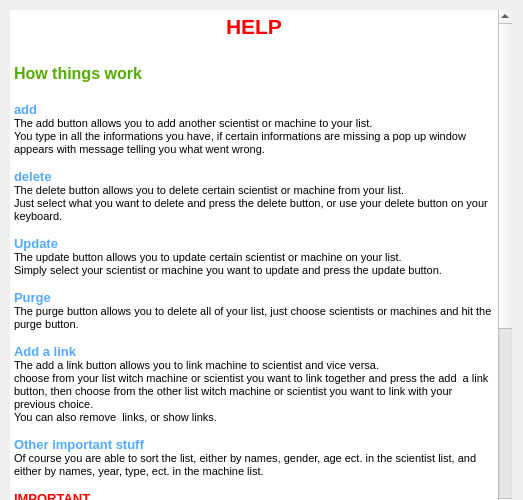
editomars/VLN1_h22, file vika3/dialogues/help.ui: the form before one commit.
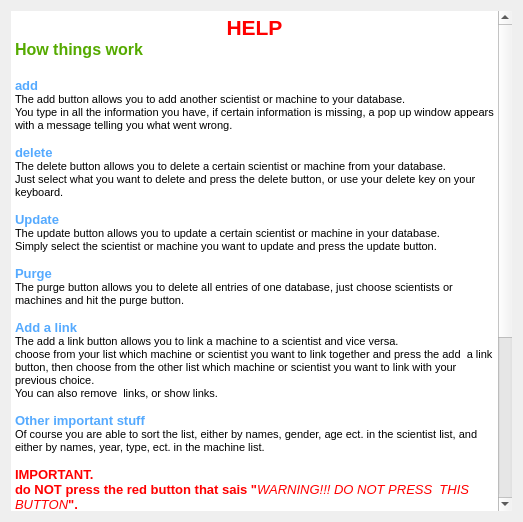
The form after the commit. Icons and pictures are not drawn.

Commit message: fix for help menu

```diff
--- a/vika3/dialogues/help.ui
+++ b/vika3/dialogues/help.ui
@@ -21,15 +21,8 @@
   <property name="modal">
    <bool>false</bool>
   </property>
-  <widget class="QWidget" name="verticalLayoutWidget">
-   <property name="geometry">
-    <rect>
-     <x>10</x>
-     <y>10</y>
-     <width>502</width>
-     <height>502</height>
-    </rect>
-   </property>
+  <layout class="QGridLayout" name="gridLayout">
+   <item row="0" column="0">
    <layout class="QVBoxLayout" name="verticalLayout_2">
     <property name="sizeConstraint">
      <enum>QLayout::SetNoConstraint</enum>
@@ -67,56 +60,56 @@
        <string>&lt;!DOCTYPE HTML PUBLIC &quot;-//W3C//DTD HTML 4.0//EN&quot; &quot;http://www.w3.org/TR/REC-html40/strict.dtd&quot;&gt;
 &lt;html&gt;&lt;head&gt;&lt;meta name=&quot;qrichtext&quot; content=&quot;1&quot; /&gt;&lt;style type=&quot;text/css&quot;&gt;
 p, li { white-space: pre-wrap; }
-&lt;/style&gt;&lt;/head&gt;&lt;body style=&quot; font-family:'MS Shell Dlg 2'; font-size:8.25pt; font-weight:400; font-style:normal;&quot;&gt;
-&lt;p align=&quot;center&quot; style=&quot; margin-top:0px; margin-bottom:0px; margin-left:0px; margin-right:0px; -qt-block-indent:0; text-indent:0px;&quot;&gt;&lt;span style=&quot; font-size:16pt; font-weight:600; color:#ff0000;&quot;&gt;HELP&lt;/span&gt;&lt;/p&gt;
-&lt;p align=&quot;center&quot; style=&quot;-qt-paragraph-type:empty; margin-top:0px; margin-bottom:0px; margin-left:0px; margin-right:0px; -qt-block-indent:0; text-indent:0px; font-size:16pt; font-weight:600; color:#ff0000;&quot;&gt;&lt;br /&gt;&lt;/p&gt;
-&lt;p style=&quot; margin-top:0px; margin-bottom:0px; margin-left:0px; margin-right:0px; -qt-block-indent:0; text-indent:0px;&quot;&gt;&lt;span style=&quot; font-size:12pt; font-weight:600; color:#55aa00;&quot;&gt;How things work&lt;/span&gt;&lt;/p&gt;
-&lt;p style=&quot;-qt-paragraph-type:empty; margin-top:0px; margin-bottom:0px; margin-left:0px; margin-right:0px; -qt-block-indent:0; text-indent:0px; font-size:12pt; font-weight:600; color:#55aa00;&quot;&gt;&lt;br /&gt;&lt;/p&gt;
-&lt;p style=&quot; margin-top:0px; margin-bottom:0px; margin-left:0px; margin-right:0px; -qt-block-indent:0; text-indent:0px;&quot;&gt;&lt;span style=&quot; font-size:10pt; font-weight:600; color:#55aaff;&quot;&gt;add&lt;/span&gt;&lt;/p&gt;
-&lt;p style=&quot; margin-top:0px; margin-bottom:0px; margin-left:0px; margin-right:0px; -qt-block-indent:0; text-indent:0px;&quot;&gt;&lt;span style=&quot; font-size:8pt; color:#000000;&quot;&gt;The add button allows you to add another scientist or machine to your list. &lt;/span&gt;&lt;/p&gt;
-&lt;p style=&quot; margin-top:0px; margin-bottom:0px; margin-left:0px; margin-right:0px; -qt-block-indent:0; text-indent:0px;&quot;&gt;&lt;span style=&quot; font-size:8pt; color:#000000;&quot;&gt;You type in all the informations you have, if certain informations are missing a pop up window appears with message telling you what went wrong.&lt;/span&gt;&lt;/p&gt;
-&lt;p style=&quot;-qt-paragraph-type:empty; margin-top:0px; margin-bottom:0px; margin-left:0px; margin-right:0px; -qt-block-indent:0; text-indent:0px; font-size:8pt; color:#000000;&quot;&gt;&lt;br /&gt;&lt;/p&gt;
-&lt;p style=&quot; margin-top:0px; margin-bottom:0px; margin-left:0px; margin-right:0px; -qt-block-indent:0; text-indent:0px;&quot;&gt;&lt;span style=&quot; font-size:10pt; font-weight:600; color:#55aaff;&quot;&gt;delete&lt;/span&gt;&lt;/p&gt;
-&lt;p style=&quot; margin-top:0px; margin-bottom:0px; margin-left:0px; margin-right:0px; -qt-block-indent:0; text-indent:0px;&quot;&gt;&lt;span style=&quot; font-size:8pt; color:#000000;&quot;&gt;The delete button allows you to delete certain scientist or machine from your list.&lt;/span&gt;&lt;/p&gt;
-&lt;p style=&quot; margin-top:0px; margin-bottom:0px; margin-left:0px; margin-right:0px; -qt-block-indent:0; text-indent:0px;&quot;&gt;&lt;span style=&quot; font-size:8pt; color:#000000;&quot;&gt;Just select what you want to delete and press the delete button, or use your delete button on your keyboard.&lt;/span&gt;&lt;/p&gt;
-&lt;p style=&quot;-qt-paragraph-type:empty; margin-top:0px; margin-bottom:0px; margin-left:0px; margin-right:0px; -qt-block-indent:0; text-indent:0px; font-size:8pt; color:#000000;&quot;&gt;&lt;br /&gt;&lt;/p&gt;
-&lt;p style=&quot; margin-top:0px; margin-bottom:0px; margin-left:0px; margin-right:0px; -qt-block-indent:0; text-indent:0px;&quot;&gt;&lt;span style=&quot; font-size:10pt; font-weight:600; color:#55aaff;&quot;&gt;Update&lt;/span&gt;&lt;/p&gt;
-&lt;p style=&quot; margin-top:0px; margin-bottom:0px; margin-left:0px; margin-right:0px; -qt-block-indent:0; text-indent:0px;&quot;&gt;&lt;span style=&quot; font-size:8pt; color:#000000;&quot;&gt;The update button allows you to update certain scientist or machine on your list.&lt;/span&gt;&lt;/p&gt;
-&lt;p style=&quot; margin-top:0px; margin-bottom:0px; margin-left:0px; margin-right:0px; -qt-block-indent:0; text-indent:0px;&quot;&gt;&lt;span style=&quot; font-size:8pt; color:#000000;&quot;&gt;Simply select your scientist or machine you want to update and press the update button.&lt;/span&gt;&lt;/p&gt;
-&lt;p style=&quot;-qt-paragraph-type:empty; margin-top:0px; margin-bottom:0px; margin-left:0px; margin-right:0px; -qt-block-indent:0; text-indent:0px; font-size:8pt; color:#000000;&quot;&gt;&lt;br /&gt;&lt;/p&gt;
-&lt;p style=&quot; margin-top:0px; margin-bottom:0px; margin-left:0px; margin-right:0px; -qt-block-indent:0; text-indent:0px;&quot;&gt;&lt;span style=&quot; font-size:10pt; font-weight:600; color:#55aaff;&quot;&gt;Purge&lt;/span&gt;&lt;/p&gt;
-&lt;p style=&quot; margin-top:0px; margin-bottom:0px; margin-left:0px; margin-right:0px; -qt-block-indent:0; text-indent:0px;&quot;&gt;&lt;span style=&quot; font-size:8pt; color:#000000;&quot;&gt;The purge button allows you to delete all of your list, just choose scientists or machines and hit the purge button.&lt;/span&gt;&lt;/p&gt;
-&lt;p style=&quot;-qt-paragraph-type:empty; margin-top:0px; margin-bottom:0px; margin-left:0px; margin-right:0px; -qt-block-indent:0; text-indent:0px; font-size:8pt; color:#000000;&quot;&gt;&lt;br /&gt;&lt;/p&gt;
-&lt;p style=&quot; margin-top:0px; margin-bottom:0px; margin-left:0px; margin-right:0px; -qt-block-indent:0; text-indent:0px;&quot;&gt;&lt;span style=&quot; font-size:10pt; font-weight:600; color:#55aaff;&quot;&gt;Add a link&lt;/span&gt;&lt;/p&gt;
-&lt;p style=&quot; margin-top:0px; margin-bottom:0px; margin-left:0px; margin-right:0px; -qt-block-indent:0; text-indent:0px;&quot;&gt;&lt;span style=&quot; font-size:8pt; color:#000000;&quot;&gt;The add a link button allows you to link machine to scientist and vice versa.&lt;/span&gt;&lt;/p&gt;
-&lt;p style=&quot; margin-top:0px; margin-bottom:0px; margin-left:0px; margin-right:0px; -qt-block-indent:0; text-indent:0px;&quot;&gt;&lt;span style=&quot; font-size:8pt; color:#000000;&quot;&gt;choose from your list witch machine or scientist you want to link together and press the add  a link button, then choose from the other list witch machine or scientist you want to link with your previous choice.&lt;/span&gt;&lt;/p&gt;
-&lt;p style=&quot; margin-top:0px; margin-bottom:0px; margin-left:0px; margin-right:0px; -qt-block-indent:0; text-indent:0px;&quot;&gt;&lt;span style=&quot; font-size:8pt; color:#000000;&quot;&gt;You can also remove  links, or show links.&lt;/span&gt;&lt;/p&gt;
-&lt;p style=&quot;-qt-paragraph-type:empty; margin-top:0px; margin-bottom:0px; margin-left:0px; margin-right:0px; -qt-block-indent:0; text-indent:0px; font-size:8pt; color:#000000;&quot;&gt;&lt;br /&gt;&lt;/p&gt;
-&lt;p style=&quot; margin-top:0px; margin-bottom:0px; margin-left:0px; margin-right:0px; -qt-block-indent:0; text-indent:0px;&quot;&gt;&lt;span style=&quot; font-size:10pt; font-weight:600; color:#55aaff;&quot;&gt;Other important stuff&lt;/span&gt;&lt;/p&gt;
-&lt;p style=&quot; margin-top:0px; margin-bottom:0px; margin-left:0px; margin-right:0px; -qt-block-indent:0; text-indent:0px;&quot;&gt;&lt;span style=&quot; font-size:8pt; color:#000000;&quot;&gt;Of course you are able to sort the list, either by names, gender, age ect. in the scientist list, and either by names, year, type, ect. in the machine list.&lt;/span&gt;&lt;/p&gt;
-&lt;p style=&quot;-qt-paragraph-type:empty; margin-top:0px; margin-bottom:0px; margin-left:0px; margin-right:0px; -qt-block-indent:0; text-indent:0px; font-size:8pt; color:#000000;&quot;&gt;&lt;br /&gt;&lt;/p&gt;
-&lt;p style=&quot; margin-top:0px; margin-bottom:0px; margin-left:0px; margin-right:0px; -qt-block-indent:0; text-indent:0px;&quot;&gt;&lt;span style=&quot; font-size:10pt; font-weight:600; color:#ff0000;&quot;&gt;IMPORTANT.&lt;/span&gt;&lt;/p&gt;
-&lt;p style=&quot; margin-top:0px; margin-bottom:0px; margin-left:0px; margin-right:0px; -qt-block-indent:0; text-indent:0px;&quot;&gt;&lt;span style=&quot; font-size:10pt; font-weight:600; color:#ff0000;&quot;&gt;do NOT press the red button that sais &amp;quot;&lt;/span&gt;&lt;span style=&quot; font-size:10pt; font-style:italic; color:#ff0000;&quot;&gt;WARNING!!! DO NOT PRESS  THIS BUTTON&lt;/span&gt;&lt;span style=&quot; font-size:10pt; font-weight:600; color:#ff0000;&quot;&gt;&amp;quot;. &lt;br /&gt;&lt;/span&gt;&lt;span style=&quot; font-size:10pt; color:#ff0000;&quot;&gt;If you really want to press it, do it. But we warned you. You can not press charges because of your own curiosity.&lt;/span&gt;&lt;/p&gt;
-&lt;p style=&quot;-qt-paragraph-type:empty; margin-top:0px; margin-bottom:0px; margin-left:0px; margin-right:0px; -qt-block-indent:0; text-indent:0px; font-size:10pt; color:#ff0000;&quot;&gt;&lt;br /&gt;&lt;/p&gt;
-&lt;p style=&quot; margin-top:0px; margin-bottom:0px; margin-left:0px; margin-right:0px; -qt-block-indent:0; text-indent:0px;&quot;&gt;&lt;span style=&quot; font-size:12pt; font-weight:600; color:#55aa7f;&quot;&gt;Keyboard Shortcuts&lt;/span&gt;&lt;/p&gt;
-&lt;p style=&quot;-qt-paragraph-type:empty; margin-top:0px; margin-bottom:0px; margin-left:0px; margin-right:0px; -qt-block-indent:0; text-indent:0px;&quot;&gt;&lt;br /&gt;&lt;/p&gt;
-&lt;p style=&quot; margin-top:0px; margin-bottom:0px; margin-left:0px; margin-right:0px; -qt-block-indent:0; text-indent:0px;&quot;&gt;&lt;span style=&quot; font-size:10pt; color:#55aaff;&quot;&gt;Esc    &lt;/span&gt;&lt;span style=&quot; font-size:10pt; color:#000000;&quot;&gt;        : quit program&lt;/span&gt;&lt;/p&gt;
-&lt;p style=&quot; margin-top:0px; margin-bottom:0px; margin-left:0px; margin-right:0px; -qt-block-indent:0; text-indent:0px;&quot;&gt;&lt;span style=&quot; font-size:10pt; color:#55aaff;&quot;&gt;f5              &lt;/span&gt;&lt;span style=&quot; font-size:10pt; color:#000000;&quot;&gt;: refresh&lt;/span&gt;&lt;/p&gt;
-&lt;p style=&quot; margin-top:0px; margin-bottom:0px; margin-left:0px; margin-right:0px; -qt-block-indent:0; text-indent:0px;&quot;&gt;&lt;span style=&quot; font-size:10pt; color:#55aaff;&quot;&gt;Delete&lt;/span&gt;&lt;span style=&quot; font-size:10pt; color:#000000;&quot;&gt;        : delete&lt;/span&gt;&lt;/p&gt;
-&lt;p style=&quot; margin-top:0px; margin-bottom:0px; margin-left:0px; margin-right:0px; -qt-block-indent:0; text-indent:0px;&quot;&gt;&lt;span style=&quot; font-size:10pt; color:#55aaff;&quot;&gt;ctrl + L&lt;/span&gt;&lt;span style=&quot; font-size:10pt;&quot;&gt;       :  add a link&lt;/span&gt;&lt;/p&gt;
-&lt;p style=&quot; margin-top:0px; margin-bottom:0px; margin-left:0px; margin-right:0px; -qt-block-indent:0; text-indent:0px;&quot;&gt;&lt;span style=&quot; font-size:10pt; color:#55aaff;&quot;&gt;ctrl + S&lt;/span&gt;&lt;span style=&quot; font-size:10pt;&quot;&gt;       :  show links&lt;/span&gt;&lt;/p&gt;
-&lt;p style=&quot; margin-top:0px; margin-bottom:0px; margin-left:0px; margin-right:0px; -qt-block-indent:0; text-indent:0px;&quot;&gt;&lt;span style=&quot; font-size:10pt; color:#55aaff;&quot;&gt;ctrl + R       &lt;/span&gt;&lt;span style=&quot; font-size:10pt;&quot;&gt;:  remove link&lt;/span&gt;&lt;/p&gt;
-&lt;p style=&quot; margin-top:0px; margin-bottom:0px; margin-left:0px; margin-right:0px; -qt-block-indent:0; text-indent:0px;&quot;&gt;&lt;span style=&quot; font-size:10pt; color:#55aaff;&quot;&gt;left arrow&lt;/span&gt;&lt;span style=&quot; font-size:10pt;&quot;&gt;    : go to the right tab&lt;/span&gt;&lt;/p&gt;
-&lt;p style=&quot; margin-top:0px; margin-bottom:0px; margin-left:0px; margin-right:0px; -qt-block-indent:0; text-indent:0px;&quot;&gt;&lt;span style=&quot; font-size:10pt; color:#55aaff;&quot;&gt;right arrow&lt;/span&gt;&lt;span style=&quot; font-size:10pt;&quot;&gt;  : go to the  left tab&lt;/span&gt;&lt;/p&gt;
-&lt;p style=&quot;-qt-paragraph-type:empty; margin-top:0px; margin-bottom:0px; margin-left:0px; margin-right:0px; -qt-block-indent:0; text-indent:0px; font-size:10pt; font-weight:600; color:#55aa7f;&quot;&gt;&lt;br /&gt;&lt;/p&gt;
-&lt;p style=&quot;-qt-paragraph-type:empty; margin-top:0px; margin-bottom:0px; margin-left:0px; margin-right:0px; -qt-block-indent:0; text-indent:0px; font-size:8pt; color:#000000;&quot;&gt;&lt;br /&gt;&lt;/p&gt;
-&lt;p style=&quot;-qt-paragraph-type:empty; margin-top:0px; margin-bottom:0px; margin-left:0px; margin-right:0px; -qt-block-indent:0; text-indent:0px; font-size:8pt; color:#000000;&quot;&gt;&lt;br /&gt;&lt;/p&gt;
-&lt;p style=&quot;-qt-paragraph-type:empty; margin-top:0px; margin-bottom:0px; margin-left:0px; margin-right:0px; -qt-block-indent:0; text-indent:0px; font-size:8pt; color:#000000;&quot;&gt;&lt;br /&gt;&lt;/p&gt;&lt;/body&gt;&lt;/html&gt;</string>
+&lt;/style&gt;&lt;/head&gt;&lt;body style=&quot; font-family:'.SF NS Text'; font-size:13pt; font-weight:400; font-style:normal;&quot;&gt;
+&lt;p align=&quot;center&quot; style=&quot; margin-top:0px; margin-bottom:0px; margin-left:0px; margin-right:0px; -qt-block-indent:0; text-indent:0px;&quot;&gt;&lt;span style=&quot; font-family:'MS Shell Dlg 2'; font-size:16pt; font-weight:600; color:#ff0000;&quot;&gt;HELP&lt;/span&gt;&lt;/p&gt;
+&lt;p style=&quot; margin-top:0px; margin-bottom:0px; margin-left:0px; margin-right:0px; -qt-block-indent:0; text-indent:0px;&quot;&gt;&lt;span style=&quot; font-family:'MS Shell Dlg 2'; font-size:12pt; font-weight:600; color:#55aa00;&quot;&gt;How things work&lt;/span&gt;&lt;/p&gt;
+&lt;p style=&quot;-qt-paragraph-type:empty; margin-top:0px; margin-bottom:0px; margin-left:0px; margin-right:0px; -qt-block-indent:0; text-indent:0px; font-family:'MS Shell Dlg 2'; font-size:12pt; font-weight:600; color:#55aa00;&quot;&gt;&lt;br /&gt;&lt;/p&gt;
+&lt;p style=&quot; margin-top:0px; margin-bottom:0px; margin-left:0px; margin-right:0px; -qt-block-indent:0; text-indent:0px;&quot;&gt;&lt;span style=&quot; font-family:'MS Shell Dlg 2'; font-size:10pt; font-weight:600; color:#55aaff;&quot;&gt;add&lt;/span&gt;&lt;/p&gt;
+&lt;p style=&quot; margin-top:0px; margin-bottom:0px; margin-left:0px; margin-right:0px; -qt-block-indent:0; text-indent:0px;&quot;&gt;&lt;span style=&quot; font-family:'MS Shell Dlg 2'; font-size:8pt; color:#000000;&quot;&gt;The add button allows you to add another scientist or machine to your database.&lt;/span&gt;&lt;/p&gt;
+&lt;p style=&quot; margin-top:0px; margin-bottom:0px; margin-left:0px; margin-right:0px; -qt-block-indent:0; text-indent:0px;&quot;&gt;&lt;span style=&quot; font-family:'MS Shell Dlg 2'; font-size:8pt; color:#000000;&quot;&gt;You type in all the information you have, if certain information is missing, a pop up window appears with a message telling you what went wrong.&lt;/span&gt;&lt;/p&gt;
+&lt;p style=&quot;-qt-paragraph-type:empty; margin-top:0px; margin-bottom:0px; margin-left:0px; margin-right:0px; -qt-block-indent:0; text-indent:0px; font-family:'MS Shell Dlg 2'; font-size:8pt; color:#000000;&quot;&gt;&lt;br /&gt;&lt;/p&gt;
+&lt;p style=&quot; margin-top:0px; margin-bottom:0px; margin-left:0px; margin-right:0px; -qt-block-indent:0; text-indent:0px;&quot;&gt;&lt;span style=&quot; font-family:'MS Shell Dlg 2'; font-size:10pt; font-weight:600; color:#55aaff;&quot;&gt;delete&lt;/span&gt;&lt;/p&gt;
+&lt;p style=&quot; margin-top:0px; margin-bottom:0px; margin-left:0px; margin-right:0px; -qt-block-indent:0; text-indent:0px;&quot;&gt;&lt;span style=&quot; font-family:'MS Shell Dlg 2'; font-size:8pt; color:#000000;&quot;&gt;The delete button allows you to delete a certain scientist or machine from your database.&lt;/span&gt;&lt;/p&gt;
+&lt;p style=&quot; margin-top:0px; margin-bottom:0px; margin-left:0px; margin-right:0px; -qt-block-indent:0; text-indent:0px;&quot;&gt;&lt;span style=&quot; font-family:'MS Shell Dlg 2'; font-size:8pt; color:#000000;&quot;&gt;Just select what you want to delete and press the delete button, or use your delete key on your keyboard.&lt;/span&gt;&lt;/p&gt;
+&lt;p style=&quot;-qt-paragraph-type:empty; margin-top:0px; margin-bottom:0px; margin-left:0px; margin-right:0px; -qt-block-indent:0; text-indent:0px; font-family:'MS Shell Dlg 2'; font-size:8pt; color:#000000;&quot;&gt;&lt;br /&gt;&lt;/p&gt;
+&lt;p style=&quot; margin-top:0px; margin-bottom:0px; margin-left:0px; margin-right:0px; -qt-block-indent:0; text-indent:0px;&quot;&gt;&lt;span style=&quot; font-family:'MS Shell Dlg 2'; font-size:10pt; font-weight:600; color:#55aaff;&quot;&gt;Update&lt;/span&gt;&lt;/p&gt;
+&lt;p style=&quot; margin-top:0px; margin-bottom:0px; margin-left:0px; margin-right:0px; -qt-block-indent:0; text-indent:0px;&quot;&gt;&lt;span style=&quot; font-family:'MS Shell Dlg 2'; font-size:8pt; color:#000000;&quot;&gt;The update button allows you to update a certain scientist or machine in your database.&lt;/span&gt;&lt;/p&gt;
+&lt;p style=&quot; margin-top:0px; margin-bottom:0px; margin-left:0px; margin-right:0px; -qt-block-indent:0; text-indent:0px;&quot;&gt;&lt;span style=&quot; font-family:'MS Shell Dlg 2'; font-size:8pt; color:#000000;&quot;&gt;Simply select the scientist or machine you want to update and press the update button.&lt;/span&gt;&lt;/p&gt;
+&lt;p style=&quot;-qt-paragraph-type:empty; margin-top:0px; margin-bottom:0px; margin-left:0px; margin-right:0px; -qt-block-indent:0; text-indent:0px; font-family:'MS Shell Dlg 2'; font-size:8pt; color:#000000;&quot;&gt;&lt;br /&gt;&lt;/p&gt;
+&lt;p style=&quot; margin-top:0px; margin-bottom:0px; margin-left:0px; margin-right:0px; -qt-block-indent:0; text-indent:0px;&quot;&gt;&lt;span style=&quot; font-family:'MS Shell Dlg 2'; font-size:10pt; font-weight:600; color:#55aaff;&quot;&gt;Purge&lt;/span&gt;&lt;/p&gt;
+&lt;p style=&quot; margin-top:0px; margin-bottom:0px; margin-left:0px; margin-right:0px; -qt-block-indent:0; text-indent:0px;&quot;&gt;&lt;span style=&quot; font-family:'MS Shell Dlg 2'; font-size:8pt; color:#000000;&quot;&gt;The purge button allows you to delete all entries of one database, just choose scientists or machines and hit the purge button.&lt;/span&gt;&lt;/p&gt;
+&lt;p style=&quot;-qt-paragraph-type:empty; margin-top:0px; margin-bottom:0px; margin-left:0px; margin-right:0px; -qt-block-indent:0; text-indent:0px; font-family:'MS Shell Dlg 2'; font-size:8pt; color:#000000;&quot;&gt;&lt;br /&gt;&lt;/p&gt;
+&lt;p style=&quot; margin-top:0px; margin-bottom:0px; margin-left:0px; margin-right:0px; -qt-block-indent:0; text-indent:0px;&quot;&gt;&lt;span style=&quot; font-family:'MS Shell Dlg 2'; font-size:10pt; font-weight:600; color:#55aaff;&quot;&gt;Add a link&lt;/span&gt;&lt;/p&gt;
+&lt;p style=&quot; margin-top:0px; margin-bottom:0px; margin-left:0px; margin-right:0px; -qt-block-indent:0; text-indent:0px;&quot;&gt;&lt;span style=&quot; font-family:'MS Shell Dlg 2'; font-size:8pt; color:#000000;&quot;&gt;The add a link button allows you to link a machine to a scientist and vice versa.&lt;/span&gt;&lt;/p&gt;
+&lt;p style=&quot; margin-top:0px; margin-bottom:0px; margin-left:0px; margin-right:0px; -qt-block-indent:0; text-indent:0px;&quot;&gt;&lt;span style=&quot; font-family:'MS Shell Dlg 2'; font-size:8pt; color:#000000;&quot;&gt;choose from your list which machine or scientist you want to link together and press the add  a link button, then choose from the other list which machine or scientist you want to link with your previous choice.&lt;/span&gt;&lt;/p&gt;
+&lt;p style=&quot; margin-top:0px; margin-bottom:0px; margin-left:0px; margin-right:0px; -qt-block-indent:0; text-indent:0px;&quot;&gt;&lt;span style=&quot; font-family:'MS Shell Dlg 2'; font-size:8pt; color:#000000;&quot;&gt;You can also remove  links, or show links.&lt;/span&gt;&lt;/p&gt;
+&lt;p style=&quot;-qt-paragraph-type:empty; margin-top:0px; margin-bottom:0px; margin-left:0px; margin-right:0px; -qt-block-indent:0; text-indent:0px; font-family:'MS Shell Dlg 2'; font-size:8pt; color:#000000;&quot;&gt;&lt;br /&gt;&lt;/p&gt;
+&lt;p style=&quot; margin-top:0px; margin-bottom:0px; margin-left:0px; margin-right:0px; -qt-block-indent:0; text-indent:0px;&quot;&gt;&lt;span style=&quot; font-family:'MS Shell Dlg 2'; font-size:10pt; font-weight:600; color:#55aaff;&quot;&gt;Other important stuff&lt;/span&gt;&lt;/p&gt;
+&lt;p style=&quot; margin-top:0px; margin-bottom:0px; margin-left:0px; margin-right:0px; -qt-block-indent:0; text-indent:0px;&quot;&gt;&lt;span style=&quot; font-family:'MS Shell Dlg 2'; font-size:8pt; color:#000000;&quot;&gt;Of course you are able to sort the list, either by names, gender, age ect. in the scientist list, and either by names, year, type, ect. in the machine list.&lt;/span&gt;&lt;/p&gt;
+&lt;p style=&quot;-qt-paragraph-type:empty; margin-top:0px; margin-bottom:0px; margin-left:0px; margin-right:0px; -qt-block-indent:0; text-indent:0px; font-family:'MS Shell Dlg 2'; font-size:8pt; color:#000000;&quot;&gt;&lt;br /&gt;&lt;/p&gt;
+&lt;p style=&quot; margin-top:0px; margin-bottom:0px; margin-left:0px; margin-right:0px; -qt-block-indent:0; text-indent:0px;&quot;&gt;&lt;span style=&quot; font-family:'MS Shell Dlg 2'; font-size:10pt; font-weight:600; color:#ff0000;&quot;&gt;IMPORTANT.&lt;/span&gt;&lt;/p&gt;
+&lt;p style=&quot; margin-top:0px; margin-bottom:0px; margin-left:0px; margin-right:0px; -qt-block-indent:0; text-indent:0px;&quot;&gt;&lt;span style=&quot; font-family:'MS Shell Dlg 2'; font-size:10pt; font-weight:600; color:#ff0000;&quot;&gt;do NOT press the red button that sais &amp;quot;&lt;/span&gt;&lt;span style=&quot; font-family:'MS Shell Dlg 2'; font-size:10pt; font-style:italic; color:#ff0000;&quot;&gt;WARNING!!! DO NOT PRESS  THIS BUTTON&lt;/span&gt;&lt;span style=&quot; font-family:'MS Shell Dlg 2'; font-size:10pt; font-weight:600; color:#ff0000;&quot;&gt;&amp;quot;. &lt;br /&gt;&lt;/span&gt;&lt;span style=&quot; font-family:'MS Shell Dlg 2'; font-size:10pt; color:#ff0000;&quot;&gt;If you really want to press it, do it. But we warned you. You can not press charges because of your own curiosity.&lt;/span&gt;&lt;/p&gt;
+&lt;p style=&quot;-qt-paragraph-type:empty; margin-top:0px; margin-bottom:0px; margin-left:0px; margin-right:0px; -qt-block-indent:0; text-indent:0px; font-family:'MS Shell Dlg 2'; font-size:10pt; color:#ff0000;&quot;&gt;&lt;br /&gt;&lt;/p&gt;
+&lt;p style=&quot; margin-top:0px; margin-bottom:0px; margin-left:0px; margin-right:0px; -qt-block-indent:0; text-indent:0px;&quot;&gt;&lt;span style=&quot; font-family:'MS Shell Dlg 2'; font-size:12pt; font-weight:600; color:#55aa7f;&quot;&gt;Keyboard Shortcuts&lt;/span&gt;&lt;/p&gt;
+&lt;p style=&quot;-qt-paragraph-type:empty; margin-top:0px; margin-bottom:0px; margin-left:0px; margin-right:0px; -qt-block-indent:0; text-indent:0px; font-family:'MS Shell Dlg 2'; font-size:8.25pt;&quot;&gt;&lt;br /&gt;&lt;/p&gt;
+&lt;p style=&quot; margin-top:0px; margin-bottom:0px; margin-left:0px; margin-right:0px; -qt-block-indent:0; text-indent:0px;&quot;&gt;&lt;span style=&quot; font-family:'MS Shell Dlg 2'; font-size:10pt; color:#55aaff;&quot;&gt;Esc	:&lt;/span&gt;&lt;span style=&quot; font-family:'MS Shell Dlg 2'; font-size:10pt; color:#000000;&quot;&gt;quit program&lt;/span&gt;&lt;/p&gt;
+&lt;p style=&quot; margin-top:0px; margin-bottom:0px; margin-left:0px; margin-right:0px; -qt-block-indent:0; text-indent:0px;&quot;&gt;&lt;span style=&quot; font-family:'MS Shell Dlg 2'; font-size:10pt; color:#55aaff;&quot;&gt;f5	&lt;/span&gt;&lt;span style=&quot; font-family:'MS Shell Dlg 2'; font-size:10pt; color:#000000;&quot;&gt;:refresh&lt;/span&gt;&lt;/p&gt;
+&lt;p style=&quot; margin-top:0px; margin-bottom:0px; margin-left:0px; margin-right:0px; -qt-block-indent:0; text-indent:0px;&quot;&gt;&lt;span style=&quot; font-family:'MS Shell Dlg 2'; font-size:10pt; color:#55aaff;&quot;&gt;Delete	&lt;/span&gt;&lt;span style=&quot; font-family:'MS Shell Dlg 2'; font-size:10pt; color:#000000;&quot;&gt;:delete&lt;/span&gt;&lt;/p&gt;
+&lt;p style=&quot; margin-top:0px; margin-bottom:0px; margin-left:0px; margin-right:0px; -qt-block-indent:0; text-indent:0px;&quot;&gt;&lt;span style=&quot; font-family:'MS Shell Dlg 2'; font-size:10pt; color:#55aaff;&quot;&gt;ctrl + L	&lt;/span&gt;&lt;span style=&quot; font-family:'MS Shell Dlg 2'; font-size:10pt;&quot;&gt;:add a link&lt;/span&gt;&lt;/p&gt;
+&lt;p style=&quot; margin-top:0px; margin-bottom:0px; margin-left:0px; margin-right:0px; -qt-block-indent:0; text-indent:0px;&quot;&gt;&lt;span style=&quot; font-family:'MS Shell Dlg 2'; font-size:10pt; color:#55aaff;&quot;&gt;ctrl + S	&lt;/span&gt;&lt;span style=&quot; font-family:'MS Shell Dlg 2'; font-size:10pt;&quot;&gt;:show links&lt;/span&gt;&lt;/p&gt;
+&lt;p style=&quot; margin-top:0px; margin-bottom:0px; margin-left:0px; margin-right:0px; -qt-block-indent:0; text-indent:0px;&quot;&gt;&lt;span style=&quot; font-family:'MS Shell Dlg 2'; font-size:10pt; color:#55aaff;&quot;&gt;ctrl + R	&lt;/span&gt;&lt;span style=&quot; font-family:'MS Shell Dlg 2'; font-size:10pt;&quot;&gt;:remove link&lt;/span&gt;&lt;/p&gt;
+&lt;p style=&quot; margin-top:0px; margin-bottom:0px; margin-left:0px; margin-right:0px; -qt-block-indent:0; text-indent:0px;&quot;&gt;&lt;span style=&quot; font-family:'MS Shell Dlg 2'; font-size:10pt; color:#55aaff;&quot;&gt;left arrow	&lt;/span&gt;&lt;span style=&quot; font-family:'MS Shell Dlg 2'; font-size:10pt;&quot;&gt;:go one tab to the left&lt;/span&gt;&lt;/p&gt;
+&lt;p style=&quot; margin-top:0px; margin-bottom:0px; margin-left:0px; margin-right:0px; -qt-block-indent:0; text-indent:0px;&quot;&gt;&lt;span style=&quot; font-family:'MS Shell Dlg 2'; font-size:10pt; color:#55aaff;&quot;&gt;right arrow	&lt;/span&gt;&lt;span style=&quot; font-family:'MS Shell Dlg 2'; font-size:10pt;&quot;&gt;:go one tab to the right&lt;/span&gt;&lt;/p&gt;
+&lt;p style=&quot;-qt-paragraph-type:empty; margin-top:0px; margin-bottom:0px; margin-left:0px; margin-right:0px; -qt-block-indent:0; text-indent:0px; font-family:'MS Shell Dlg 2'; font-size:10pt; font-weight:600; color:#55aa7f;&quot;&gt;&lt;br /&gt;&lt;/p&gt;
+&lt;p style=&quot;-qt-paragraph-type:empty; margin-top:0px; margin-bottom:0px; margin-left:0px; margin-right:0px; -qt-block-indent:0; text-indent:0px; font-family:'MS Shell Dlg 2'; font-size:8pt; color:#000000;&quot;&gt;&lt;br /&gt;&lt;/p&gt;
+&lt;p style=&quot;-qt-paragraph-type:empty; margin-top:0px; margin-bottom:0px; margin-left:0px; margin-right:0px; -qt-block-indent:0; text-indent:0px; font-family:'MS Shell Dlg 2'; font-size:8pt; color:#000000;&quot;&gt;&lt;br /&gt;&lt;/p&gt;
+&lt;p style=&quot;-qt-paragraph-type:empty; margin-top:0px; margin-bottom:0px; margin-left:0px; margin-right:0px; -qt-block-indent:0; text-indent:0px; font-family:'MS Shell Dlg 2'; font-size:8pt; color:#000000;&quot;&gt;&lt;br /&gt;&lt;/p&gt;&lt;/body&gt;&lt;/html&gt;</string>
       </property>
      </widget>
     </item>
    </layout>
-  </widget>
+   </item>
+  </layout>
  </widget>
  <resources/>
  <connections/>
```
Lines whose indentation alone changed are shown as unchanged.
